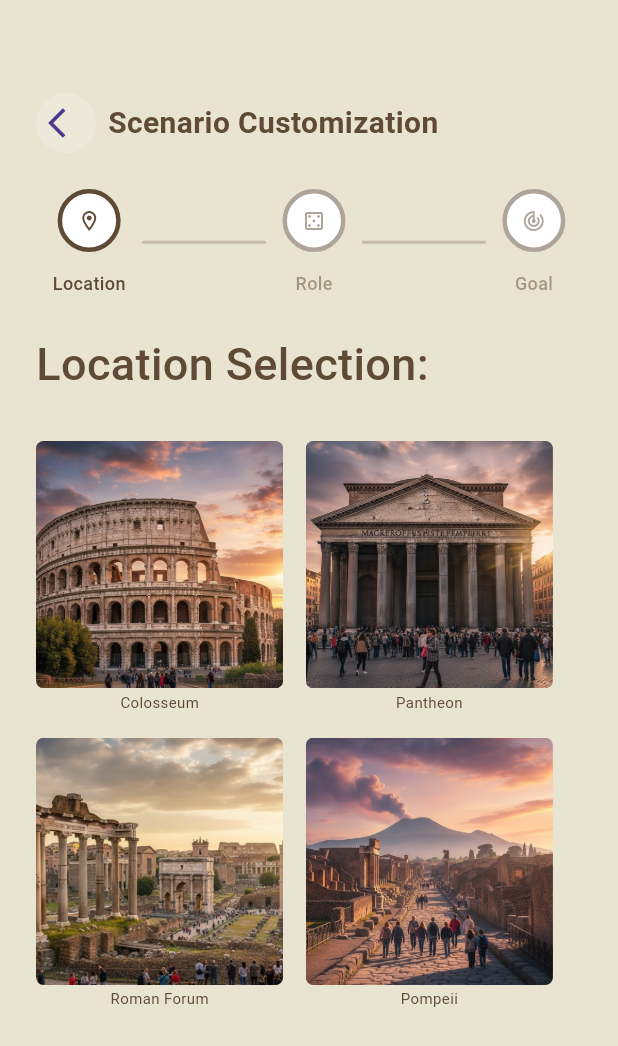
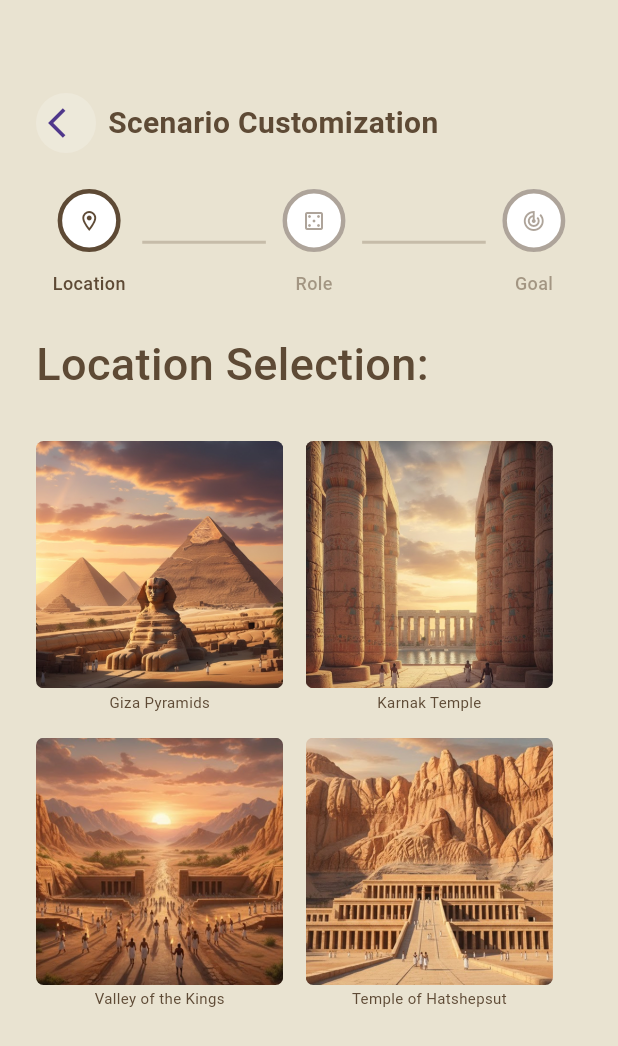
Before and after one commit to fatmamamdouh/PastPort, a Flutter app: the LocationSelectionScreen screen opened directly, on a phone screen of 412 x 824 dp. Shown: the top 1046 px of the screen. Run offline on Flutter 3.47's test engine with Material 3 defaults, Android fonts, the phone set to English and light mode, and no system bars; our stand-ins replace dio, equatable, flutter_bloc, flutter_svg, go_router, pin_code_fields; Roboto replaces fonts that are missing (Poppins).

Commit message:
add images

```diff
--- a/lib/core/utils/app_images.dart
+++ b/lib/core/utils/app_images.dart
@@ -129,4 +129,52 @@ class Assets
   /// Assets for ancientEgyptDetails_2
   /// assets/images/ancient_egypt_details_2.png
   static const String ancientEgyptDetails_2 = "assets/images/ancient_egypt_details_2.png";
+
+  /// Assets for citizenRoleEgypt
+  /// assets/images/citizen_role_image_egypt.png
+  static const String citizenRoleEgypt = "assets/images/citizen_role_image_egypt.png";
+
+  /// Assets for characterRoleEgypt
+  /// assets/images/character_role_image_egypt.png
+  static const String characterRoleEgypt = "assets/images/character_role_image_egypt.png";
+
+  /// Assets for historicalRoleEgypt
+  /// assets/images/historical_role_image_egypt.png
+  static const String historicalRoleEgypt = "assets/images/historical_role_image_egypt.png";
+
+  /// Assets for visitorRoleEgypt
+  /// assets/images/visitor_role_image_egypt.png
+  static const String visitorRoleEgypt = "assets/images/visitor_role_image_egypt.png";
+
+  /// Assets for citizenRoleImageEgypt
+  /// assets/images/citizen_role_image_egypt.png
+  static const String citizenRoleImageEgypt = "assets/images/citizen_role_image_egypt.png";
+
+  /// Assets for culturalGoalImageEgypt
+  /// assets/images/cultural_goal_image_egypt.png
+  static const String culturalGoalImageEgypt = "assets/images/cultural_goal_image_egypt.png";
+
+  /// Assets for educationalGoalImageEgypt
+  /// assets/images/educational_goal_image_egypt.png
+  static const String educationalGoalImageEgypt = "assets/images/educational_goal_image_egypt.png";
+
+  /// Assets for explorationGoalImageEgypt
+  /// assets/images/exploration_goal_image_egypt.png
+  static const String explorationGoalImageEgypt = "assets/images/exploration_goal_image_egypt.png";
+
+  /// Assets for pyramidsLocationImage
+  /// assets/images/pyramids_location_image.png
+  static const String pyramidsLocationImage = "assets/images/pyramids_location_image.png";
+
+  /// Assets for valleyKingsLocationImage
+  /// assets/images/valley_kings_location_image.png
+  static const String valleyKingsLocationImage = "assets/images/valley_kings_location_image.png";
+
+  /// Assets for karnakTemplateImage
+  /// assets/images/karnak_template_location_image.png
+  static const String karnakTemplateImage = "assets/images/karnak_template_location_image.png";
+
+  /// Assets for hatshepsutTemplateLocationImage
+  /// assets/images/hatshepsut_template_location_image.png
+  static const String hatshepsutTemplateLocationImage = "assets/images/hatshepsut_template_location_image.png";
 }
--- a/lib/scenario_builder/presentation/screens/goal_selection_screen.dart
+++ b/lib/scenario_builder/presentation/screens/goal_selection_screen.dart
@@ -67,13 +67,13 @@ class GoalSelectionScreen extends StatelessWidget {
                       ),
                     );
                   },
-                    image: Assets.educationalGoalImage, title: AppStrings.educationGoalTitleText),
+                    image: Assets.educationalGoalImageEgypt, title: AppStrings.educationGoalTitleText),
                 SizedBox(width: 15.0),
-                ScenarioSelectionItem(image: Assets.explorationGoalImage, title: AppStrings.explorationGoalTitleText),
+                ScenarioSelectionItem(image: Assets.explorationGoalImageEgypt, title: AppStrings.explorationGoalTitleText),
               ],
             ),
             SizedBox(height: 15.0),
-            ScenarioSelectionItem(image: Assets.culturalGoalImage, title: AppStrings.culturalGoalTitleText),
+            ScenarioSelectionItem(image: Assets.culturalGoalImageEgypt, title: AppStrings.culturalGoalTitleText),
           ],
         ),
       ),
--- a/lib/scenario_builder/presentation/screens/location_selection_screen.dart
+++ b/lib/scenario_builder/presentation/screens/location_selection_screen.dart
@@ -22,14 +22,14 @@ class LocationSelectionScreen extends StatelessWidget {
         isGoalSelected: false,
         isRoleSelected: false,
         selectionText: AppStrings.locationSelectionText,
-        firstImage: Assets.colosseumLocationImage,
-        firstTitle: AppStrings.colosseumRomanText,
-        secondImage: Assets.pantheonLocationImage,
-        secondTitle: AppStrings.pantheonRomanText,
-        thirdImage: Assets.romanForumLocationImage,
-        thirdTitle: AppStrings.romanForumRomanText,
-        fourthImage: Assets.pompeiiLocationImage,
-        fourthTitle: AppStrings.pompeiiRomanText,
+        firstImage: Assets.pyramidsLocationImage,
+        firstTitle: "Giza Pyramids",
+        secondImage: Assets.karnakTemplateImage,
+        secondTitle: "Karnak Temple",
+        thirdImage: Assets.valleyKingsLocationImage,
+        thirdTitle: "Valley of the Kings",
+        fourthImage: Assets.hatshepsutTemplateLocationImage,
+        fourthTitle: "Temple of Hatshepsut",
       ),
     );
   }
```
Also changed, not shown: lib/scenario_builder/presentation/screens/role_selection_screen.dart (+4 -4 lines), assets/images/character_role_image_egypt.png (renamed from assets/images/eras_images/ancient_egypt/character_role_image.png), assets/images/citizen_role_image_egypt.png (renamed from assets/images/eras_images/ancient_egypt/citizen_role_image.png), assets/images/cultural_goal_image_egypt.png (renamed from assets/images/eras_images/ancient_egypt/cultural_goal_image.png), assets/images/educational_goal_image_egypt.png (renamed from assets/images/eras_images/ancient_egypt/educational_goal_image.png), assets/images/exploration_goal_image_egypt.png (renamed from assets/images/eras_images/ancient_egypt/exploration_goal_image.png), assets/images/hatshepsut_template_location_image.png (renamed from assets/images/eras_images/ancient_egypt/hatshepsut_templete_location_image.png), assets/images/historical_role_image_egypt.png (renamed from assets/images/eras_images/ancient_egypt/historical_role_image.png), assets/images/karnak_template_location_image.png (renamed from assets/images/eras_images/ancient_egypt/karnak_templete_location_image.png), assets/images/pyramids_location_image.png (renamed from assets/images/eras_images/ancient_egypt/pyramids_location_image.png), assets/images/valley_kings_location_image.png (renamed from assets/images/eras_images/ancient_egypt/valley_kings_location_image.png), assets/images/visitor_role_image_egypt.png (renamed from assets/images/eras_images/ancient_egypt/visitor_role_image.png).
